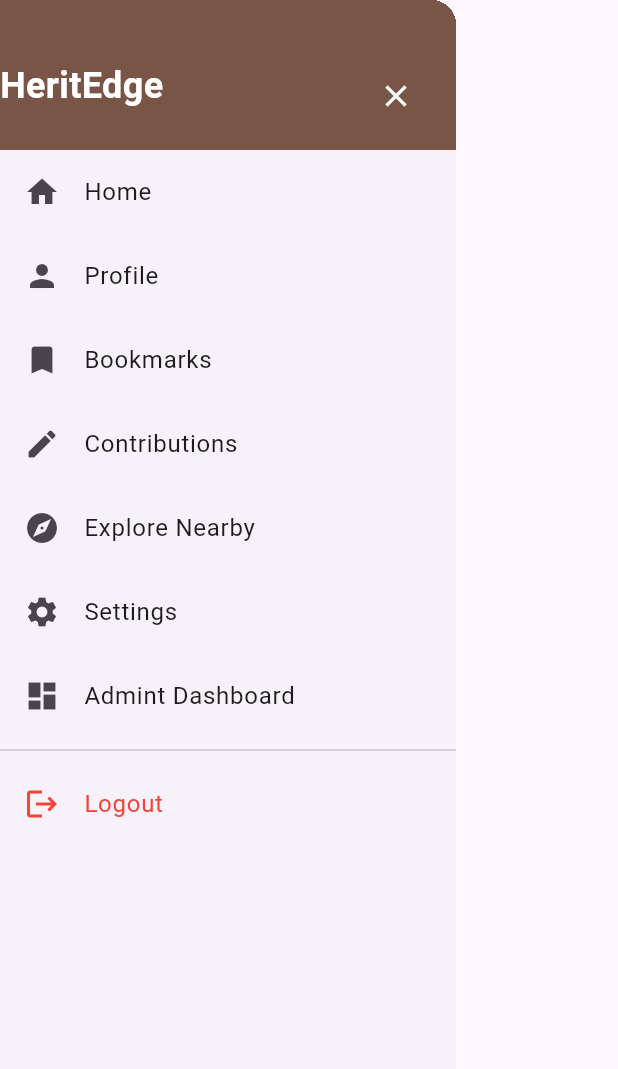
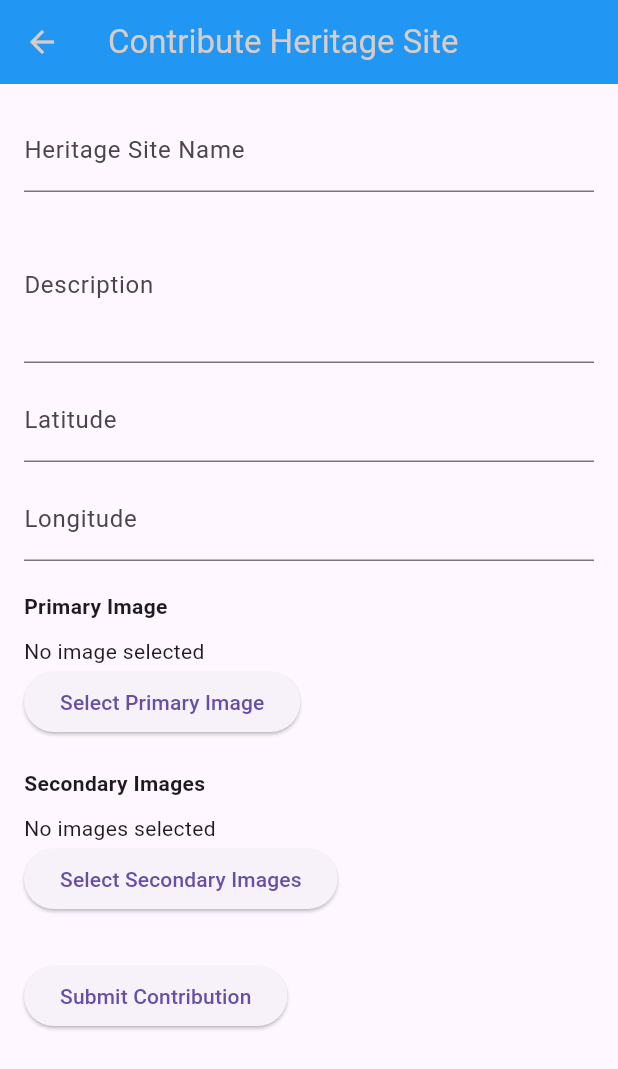
Before and after one commit to rabin089/the_Heritedge, a Flutter app: the AppDrawer widget shown alone on an empty page, opened directly, after a tap on "Contributions", on a phone screen of 412 x 824 dp. Shown: the top 1069 px of the screen. Run offline on Flutter 3.47's test engine with Material 3 defaults, Android fonts, the phone set to English and light mode, and no system bars; our stand-ins replace cloud_firestore, firebase_auth, firebase_core, font_awesome_flutter, image_picker; accounts and stored records are empty; network calls fail.

Commit message:
update contribution for user

```diff
--- a/lib/Common/widgets/app_drawer.dart
+++ b/lib/Common/widgets/app_drawer.dart
@@ -5,6 +5,7 @@ import 'package:the_heritedge/Admin/Screens/admin.dashboard.screen.dart';
 import 'package:the_heritedge/User/login_sign_up/provider/auth.provider.dart';
 import 'package:the_heritedge/User/login_sign_up/screens/login_page.dart';
 import 'package:the_heritedge/Common/widgets/custom_text.widget.dart';
+import 'package:the_heritedge/User/ui/screens/contribution.screen.dart';
 
 class AppDrawer extends StatelessWidget {
   final User? user = FirebaseAuth.instance.currentUser;
@@ -67,7 +68,12 @@ class AppDrawer extends StatelessWidget {
     ListTile(
     leading: Icon(Icons.edit),
     title: Text("Contributions"),
-    onTap: (){},
+    onTap: (){
+      Navigator.push(
+        context,
+        MaterialPageRoute(builder:(context) =>ContributionScreen()),
+      );
+    },
     ),
     ListTile(
     leading: Icon(Icons.explore),
--- /dev/null
+++ b/lib/User/ui/provider/contribution.provider.dart
@@ -0,0 +1,66 @@
+import 'dart:io';
+import 'package:flutter/material.dart';
+import 'package:cloud_firestore/cloud_firestore.dart';
+import 'package:the_heritedge/User/ui/repository/google.api.handler.dart';
+
+
+class ContributionProvider with ChangeNotifier {
+  final FirebaseFirestore _firestore = FirebaseFirestore.instance;
+  final GoogleDriveHelper _driveHelper = GoogleDriveHelper();
+
+  bool _isLoading = false;
+  bool get isLoading => _isLoading;
+
+  Future<void> submitContribution({
+  required String siteName,
+  required String description,
+  required String latitude,
+  required String longitude,
+  required File primaryImage,
+  required List<File> secondaryImages,
+}) async {
+  _isLoading = true;
+  notifyListeners();
+
+  try {
+    // Upload Primary Image
+    String? primaryImageUrl = await _driveHelper.uploadImage(primaryImage);
+
+    // Upload Secondary Images
+    List<String> secondaryImageUrls = [];
+    for (var image in secondaryImages) {
+      String? imageUrl = await _driveHelper.uploadImage(image);
+      if (imageUrl != null) {
+        secondaryImageUrls.add(imageUrl);
+      }
+    }
+
+    if (primaryImageUrl != null) {
+      // Debugging Logs
+      print("Upload Success: Primary Image: $primaryImageUrl");
+      print("Upload Success: Secondary Images: $secondaryImageUrls");
+
+      // Save to Firestore
+      await _firestore.collection('heritage_sites').add({
+        'siteName': siteName,
+        'description': description,
+        'latitude': latitude,
+        'longitude': longitude,
+        'primaryImage': primaryImageUrl,
+        'secondaryImages': secondaryImageUrls,
+        'isPending': true,
+        'timestamp': FieldValue.serverTimestamp(),
+      });
+
+      print("Firestore Data Saved Successfully!");
+    } else {
+      print("Error: Primary image URL is null!");
+    }
+  } catch (e) {
+    print("Firestore Save Error: $e");
+  }
+
+  _isLoading = false;
+  notifyListeners();
+      }
+}
--- /dev/null
+++ b/lib/User/ui/screens/contribution.screen.dart
@@ -0,0 +1,157 @@
+import 'dart:io';
+import 'package:flutter/material.dart';
+import 'package:image_picker/image_picker.dart';
+import 'package:provider/provider.dart';
+import 'package:the_heritedge/User/ui/provider/contribution.provider.dart';
+
+class ContributionScreen extends StatefulWidget {
+  @override
+  _ContributionScreenState createState() => _ContributionScreenState();
+}
+
+class _ContributionScreenState extends State<ContributionScreen> {
+  final TextEditingController _siteNameController = TextEditingController();
+  final TextEditingController _descriptionController = TextEditingController();
+  final TextEditingController _latitudeController = TextEditingController();
+  final TextEditingController _longitudeController = TextEditingController();
+
+  File? _primaryImage;
+  List<File> _secondaryImages = [];
+
+  final ImagePicker _picker = ImagePicker();
+
+  Future<void> _pickPrimaryImage() async {
+    final pickedFile = await _picker.pickImage(source: ImageSource.gallery);
+    if (pickedFile != null) {
+      setState(() {
+        _primaryImage = File(pickedFile.path);
+      });
+    }
+  }
+
+  Future<void> _pickSecondaryImages() async {
+    final pickedFiles = await _picker.pickMultiImage();
+    if (pickedFiles.isNotEmpty) {
+      setState(() {
+        _secondaryImages = pickedFiles.map((file) => File(file.path)).toList();
+      });
+    }
+  }
+
+  void _submitContribution(BuildContext context) {
+    // if (_siteNameController.text.isEmpty ||
+    //     _descriptionController.text.isEmpty ||
+    //     _latitudeController.text.isEmpty ||
+    //     _longitudeController.text.isEmpty ||
+    //     _primaryImage == null) {
+    //   ScaffoldMessenger.of(context).showSnackBar(
+    //     SnackBar(content: Text("Please fill all fields and select images")),
+    //   );
+    //   return;
+    // }
+
+    final provider = Provider.of<ContributionProvider>(context, listen: false);
+    provider.submitContribution(
+      siteName: _siteNameController.text,
+      description: _descriptionController.text,
+      latitude: _latitudeController.text,
+      longitude:_longitudeController.text,
+      primaryImage: _primaryImage!,
+      secondaryImages: _secondaryImages,
+    );
+
+    // Clear fields after submission
+    _siteNameController.clear();
+    _descriptionController.clear();
+    _latitudeController.clear();
+    _longitudeController.clear();
+    setState(() {
+      _primaryImage = null;
+      _secondaryImages = [];
+    });
+
+    ScaffoldMessenger.of(context).showSnackBar(
+      SnackBar(content: Text("Contribution submitted successfully!")),
+    );
+  }
+
+  @override
+  Widget build(BuildContext context) {
+    final provider = Provider.of<ContributionProvider>(context);
+
+    return GestureDetector(
+      onTap: () => FocusScope.of(context).unfocus(),
+      child:Scaffold(
+      appBar: AppBar(title: Text("Contribute Heritage Site")),
+      body: SingleChildScrollView(
+        padding: EdgeInsets.all(16),
+        child: Column(
+          crossAxisAlignment: CrossAxisAlignment.start,
+          children: [
+            TextField(
+              controller: _siteNameController,
+              decoration: InputDecoration(labelText: "Heritage Site Name"),
+            ),
+            SizedBox(height: 10),
+            TextField(
+              controller: _descriptionController,
+              decoration: InputDecoration(labelText: "Description"),
+              maxLines: 3,
+            ),
+            SizedBox(height: 10),
+            TextField(
+              controller: _latitudeController,
+              decoration: InputDecoration(labelText: "Latitude"),
+              keyboardType: TextInputType.number,
+            ),
+            SizedBox(height: 10),
+            TextField(
+              controller: _longitudeController,
+              decoration: InputDecoration(labelText: "Longitude"),
+              keyboardType: TextInputType.number,
+            ),
+            SizedBox(height: 20),
+
+            // Primary Image Picker
+            Text("Primary Image", style: TextStyle(fontWeight: FontWeight.bold)),
+            SizedBox(height: 10),
+            _primaryImage != null
+                ? Image.file(_primaryImage!, height: 150)
+                : Text("No image selected"),
+            ElevatedButton(
+              onPressed: _pickPrimaryImage,
+              child: Text("Select Primary Image"),
+            ),
+
+            SizedBox(height: 20),
+
+            // Secondary Images Picker
+            Text("Secondary Images", style: TextStyle(fontWeight: FontWeight.bold)),
+            SizedBox(height: 10),
+            _secondaryImages.isNotEmpty
+                ? Wrap(
+                    spacing: 10,
+                    children: _secondaryImages.map((img) => Image.file(img, height: 80)).toList(),
+                  )
+                : Text("No images selected"),
+            ElevatedButton(
+              onPressed: _pickSecondaryImages,
+              child: Text("Select Secondary Images"),
+            ),
+
+            SizedBox(height: 30),
+
+            // Submit Button
+            provider.isLoading
+                ? Center(child: CircularProgressIndicator())
+                : ElevatedButton(
+                    onPressed: () => _submitContribution(context),
+                    child: Text("Submit Contribution"),
+                  ),
+          ],
+        ),
+      ),
+      ),
+    );
+  }
+}
--- a/lib/main.dart
+++ b/lib/main.dart
@@ -2,6 +2,7 @@ import 'package:firebase_core/firebase_core.dart';
 import 'package:flutter/material.dart';
 import 'package:provider/provider.dart';
 import 'package:the_heritedge/User/login_sign_up/provider/auth.provider.dart';
+import 'package:the_heritedge/User/ui/provider/contribution.provider.dart';
 import 'package:the_heritedge/myApp.dart';
 
 import 'Common/providers/theme_provider.dart';
@@ -13,6 +14,7 @@ void main() async{
     MultiProvider(providers: [
         ChangeNotifierProvider(create: (context) => ThemeProvider()),
         ChangeNotifierProvider(create: (context)=> AuthLoginProvider()),
+      ChangeNotifierProvider(create: (context)=>ContributionProvider()),
 
     ],
         child: MyApp(),
--- a/pubspec.yaml
+++ b/pubspec.yaml
@@ -41,6 +41,10 @@ dependencies:
   url_launcher: ^6.3.1
   cloud_firestore: ^5.6.5
   font_awesome_flutter: ^10.8.0
+  image_picker: ^1.1.2
+  googleapis: ^14.0.0
+  googleapis_auth: ^1.6.0
+  http: ^1.3.0
 
 dev_dependencies:
   flutter_test:
```
Also changed, not shown: lib/User/ui/repository/google.api.handler.dart (added, +29 -0 lines), lib/Common/Screens/contribution.users.dart (deleted), pubspec.lock, 3 other files.
